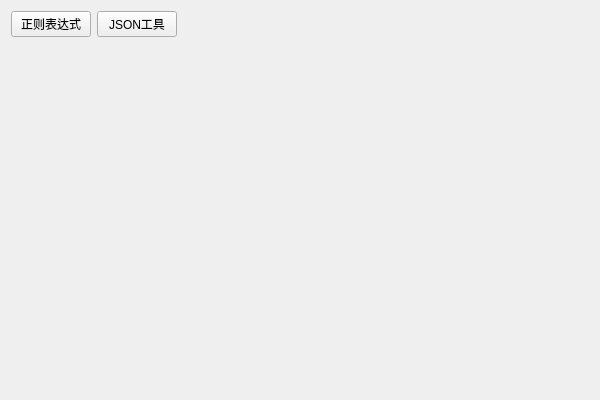
The window that DevTools/devtools.ui (mxy493/DevTools) describes before a commit, drawn with Qt 5.
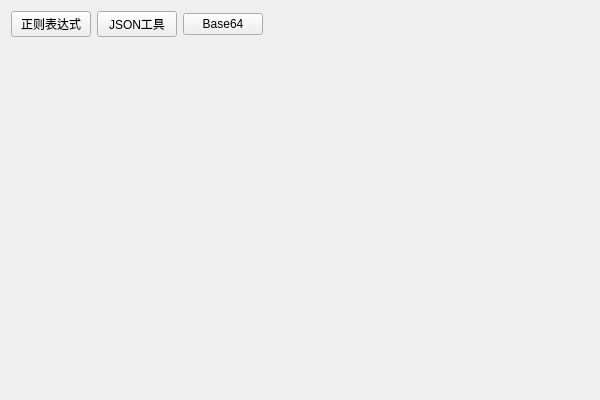
The same window after the commit.

Commit message: 添加Base64编码解码工具，可对字符串或文件进行Base64编码解码

The edit to the form file:
```diff
--- a/DevTools/devtools.ui
+++ b/DevTools/devtools.ui
@@ -24,7 +24,7 @@
         </property>
        </widget>
       </item>
-      <item row="0" column="2">
+      <item row="0" column="3">
        <spacer name="horizontalSpacer">
         <property name="orientation">
          <enum>Qt::Horizontal</enum>
@@ -57,6 +57,13 @@
         </property>
        </widget>
       </item>
+      <item row="0" column="2">
+       <widget class="QPushButton" name="btn_base64">
+        <property name="text">
+         <string>Base64</string>
+        </property>
+       </widget>
+      </item>
      </layout>
     </item>
    </layout>
```
The commit also changes 9 other files.
